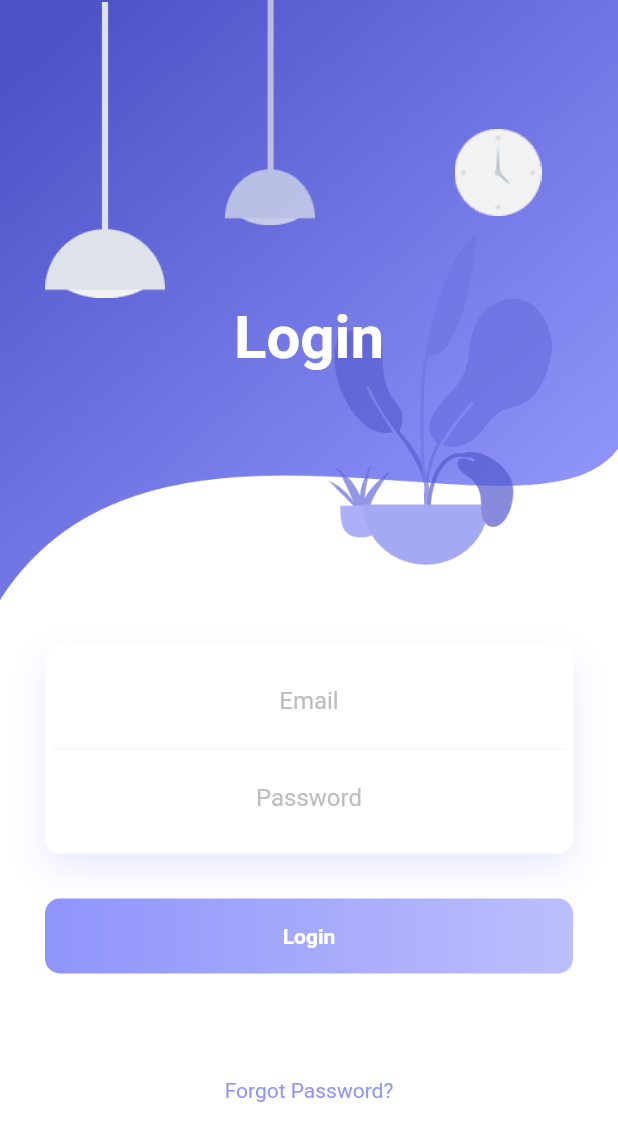
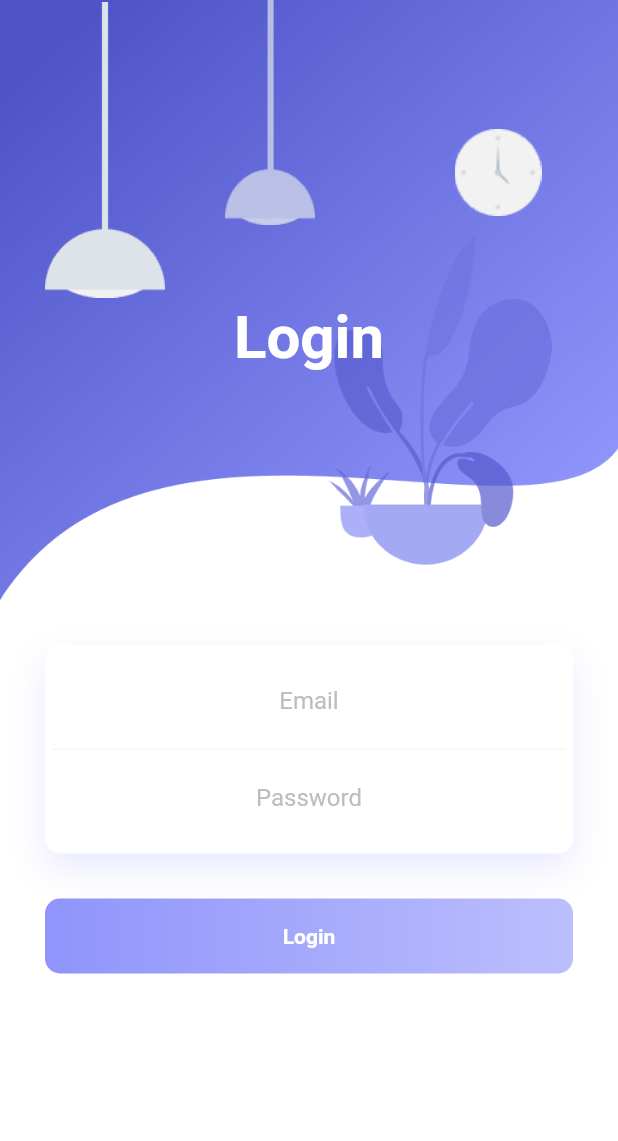
Before and after one commit to Alabhya268/Chat_App, a Flutter app: the screen it shows after launch, after a tap on "Login", on a phone screen of 412 x 824 dp. Shown: the top 1141 px of the screen. Run offline on Flutter 3.47's test engine with Material 2 defaults, Android fonts, the phone set to English and light mode, and no system bars; our stand-ins replace cloud_firestore, firebase_auth, modal_progress_hud, simple_animations; accounts and stored records are empty.

Commit message:
removed unecessary code

```diff
--- a/lib/screens/login_screen.dart
+++ b/lib/screens/login_screen.dart
@@ -114,13 +114,13 @@ class _LoginScreenState extends State<LoginScreen> {
                         SizedBox(
                           height: 70,
                         ),
-                        FadeAnimation(
-                            1.5,
-                            Text(
-                              "Forgot Password?",
-                              style: TextStyle(
-                                  color: Color.fromRGBO(143, 148, 251, 1)),
-                            )),
+                        // FadeAnimation(
+                        //     1.5,
+                        //     Text(
+                        //       "Forgot Password?",
+                        //       style: TextStyle(
+                        //           color: Color.fromRGBO(143, 148, 251, 1)),
+                        //     )),
                       ],
                     ),
                   )
```
